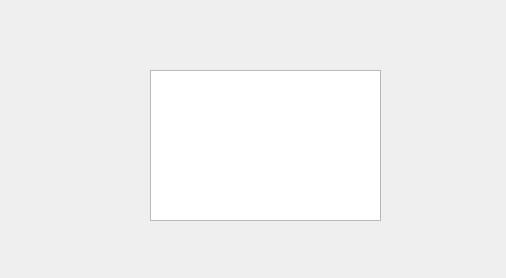
robotique-udes/rover, file rover_gui/ui/ui/ToastNotification.ui: the form before one commit.
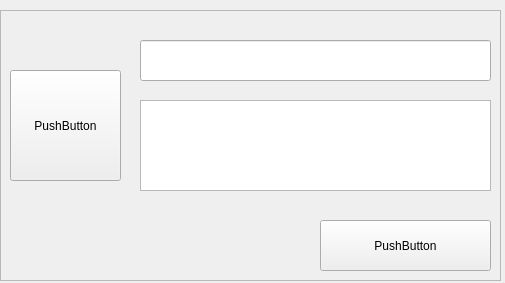
The form after the commit.

The edit to the form file:
```diff
--- a/rover_gui/ui/ui/ToastNotification.ui
+++ b/rover_gui/ui/ui/ToastNotification.ui
@@ -6,8 +6,8 @@
    <rect>
     <x>0</x>
     <y>0</y>
-    <width>506</width>
-    <height>278</height>
+    <width>505</width>
+    <height>283</height>
    </rect>
   </property>
   <property name="windowTitle">
@@ -16,13 +16,73 @@
   <widget class="QTextEdit" name="textErrorMessage">
    <property name="geometry">
     <rect>
-     <x>150</x>
+     <x>140</x>
+     <y>100</y>
+     <width>351</width>
+     <height>91</height>
+    </rect>
+   </property>
+   <property name="readOnly">
+    <bool>true</bool>
+   </property>
+  </widget>
+  <widget class="QLineEdit" name="titleLineEdit">
+   <property name="geometry">
+    <rect>
+     <x>140</x>
+     <y>40</y>
+     <width>351</width>
+     <height>41</height>
+    </rect>
+   </property>
+  </widget>
+  <widget class="QPushButton" name="iconSlot">
+   <property name="geometry">
+    <rect>
+     <x>10</x>
      <y>70</y>
-     <width>231</width>
-     <height>151</height>
+     <width>111</width>
+     <height>111</height>
     </rect>
    </property>
+   <property name="text">
+    <string>PushButton</string>
+   </property>
   </widget>
+  <widget class="QPushButton" name="closePushButton">
+   <property name="geometry">
+    <rect>
+     <x>320</x>
+     <y>220</y>
+     <width>171</width>
+     <height>51</height>
+    </rect>
+   </property>
+   <property name="text">
+    <string>PushButton</string>
+   </property>
+  </widget>
+  <widget class="QFrame" name="frame">
+   <property name="geometry">
+    <rect>
+     <x>0</x>
+     <y>10</y>
+     <width>501</width>
+     <height>271</height>
+    </rect>
+   </property>
+   <property name="frameShape">
+    <enum>QFrame::StyledPanel</enum>
+   </property>
+   <property name="frameShadow">
+    <enum>QFrame::Raised</enum>
+   </property>
+  </widget>
+  <zorder>frame</zorder>
+  <zorder>textErrorMessage</zorder>
+  <zorder>titleLineEdit</zorder>
+  <zorder>iconSlot</zorder>
+  <zorder>closePushButton</zorder>
  </widget>
  <resources/>
  <connections/>
```
